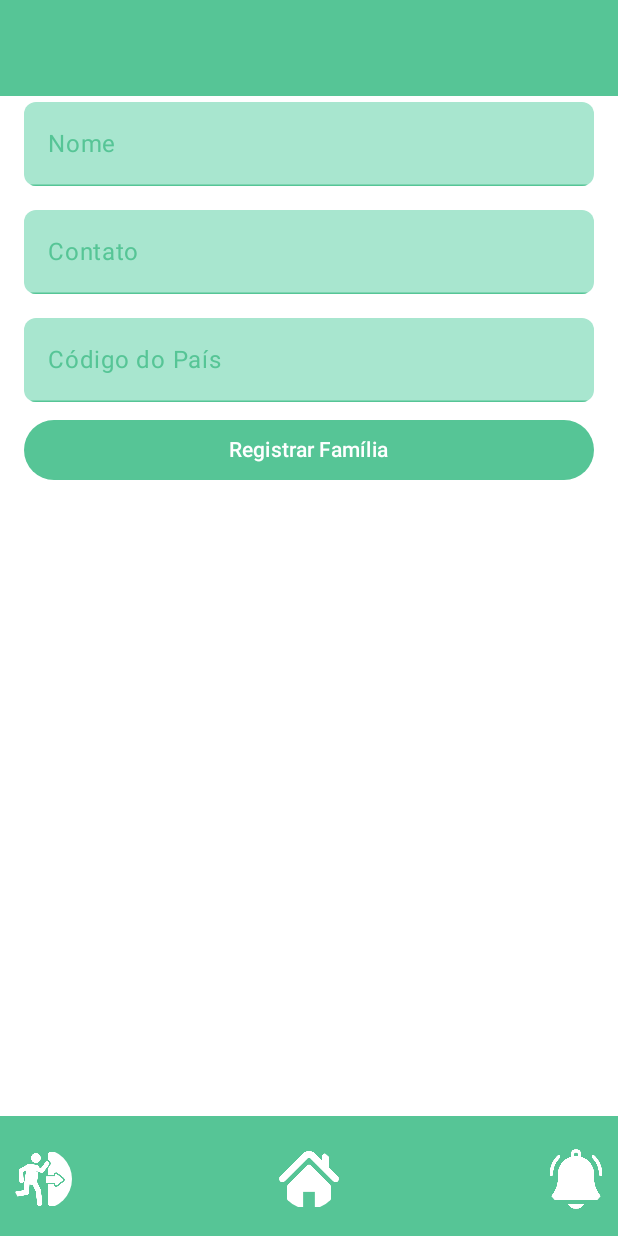
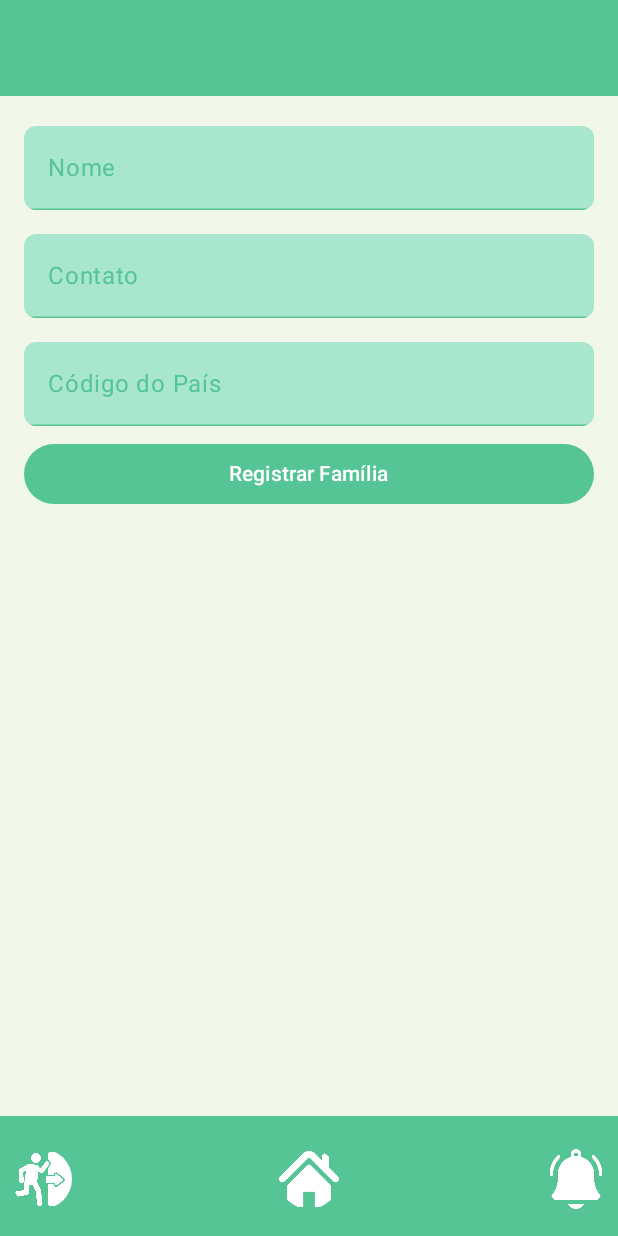
Before and after one commit to billgatos/ProjAplicadoG06, an Android app built with Jetpack Compose: the RegisterFamiliaScreen screen opened through its navigation route, on a phone screen of 412 x 824 dp. Run offline under Robolectric (Android 15) with nearby library versions, the phone set to English and light mode, and no system bars; our stand-ins replace Firebase (no records; nobody signed in at launch, a user with empty details on screens opened directly).

Commit message:
Update FamiliaScreen.kt

```diff
--- a/LojaSocialFireBase/app/src/main/java/com/example/lojasocialfirebase/viewmodel/FamiliaScreen.kt
+++ b/LojaSocialFireBase/app/src/main/java/com/example/lojasocialfirebase/viewmodel/FamiliaScreen.kt
@@ -18,7 +18,9 @@ import androidx.compose.ui.graphics.Color
 import androidx.lifecycle.viewmodel.compose.viewModel
 import com.example.lojasocialfirebase.models.Familia
 import com.example.lojasocialfirebase.ui.theme.CustomTextField
+import com.example.lojasocialfirebase.ui.theme.backgroundColor
 import com.example.lojasocialfirebase.ui.theme.buttonColor
+import com.example.lojasocialfirebase.ui.theme.textColor
 
 @Composable
 fun RegisterFamiliaScreen(familiaViewModel: FamiliaViewModel = viewModel()) {
@@ -28,7 +30,7 @@ fun RegisterFamiliaScreen(familiaViewModel: FamiliaViewModel = viewModel()) {
     var dialogMessage by remember { mutableStateOf<String?>(null) }
 
     Scaffold(
-        containerColor = Color.White
+        containerColor = backgroundColor
     ) { paddingValues ->
         Column(
             modifier = Modifier
@@ -39,7 +41,8 @@ fun RegisterFamiliaScreen(familiaViewModel: FamiliaViewModel = viewModel()) {
         ) {
             Text(
                 text = "Registrar Família",
-                style = MaterialTheme.typography.bodyMedium
+                style = MaterialTheme.typography.headlineMedium,
+                color = textColor
             )
 
             Spacer(modifier = Modifier.height(24.dp))
```
